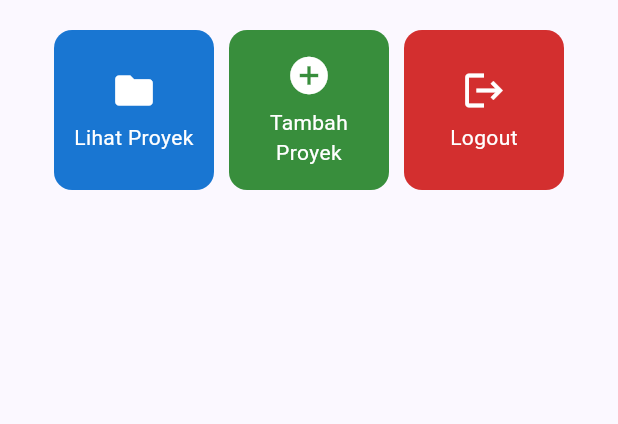
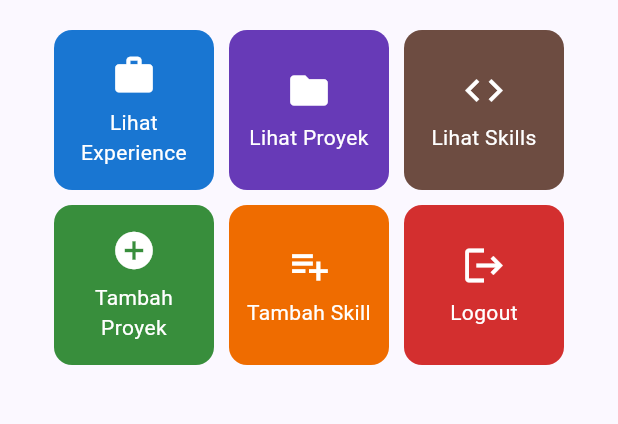
Before and after one commit to salfyea/myportofolio_mobile, a Flutter app: the screen it shows after launch, on a phone screen of 412 x 824 dp, the part 357-781 px from its top. Run offline on Flutter 3.47's test engine with Material 3 defaults, Android fonts, the phone set to English and light mode, and no system bars.

Commit message:
feat: sesuaikan tombol menu dengan bagian Experience, Projects, dan Skills

```diff
--- a/lib/menu.dart
+++ b/lib/menu.dart
@@ -8,8 +8,11 @@ class MyHomePage extends StatelessWidget {
   final String kelas = "PBP A";
 
   final List<ItemHomepage> items = [
-    ItemHomepage("Lihat Proyek", Icons.folder, Colors.blue.shade700),
+    ItemHomepage("Lihat Experience", Icons.work, Colors.blue.shade700),
+    ItemHomepage("Lihat Proyek", Icons.folder, Colors.deepPurple.shade500),
+    ItemHomepage("Lihat Skills", Icons.code, Colors.brown.shade600),
     ItemHomepage("Tambah Proyek", Icons.add_circle, Colors.green.shade700),
+    ItemHomepage("Tambah Skill", Icons.playlist_add, Colors.orange.shade800),
     ItemHomepage("Logout", Icons.logout, Colors.red.shade700),
   ];
 
```
